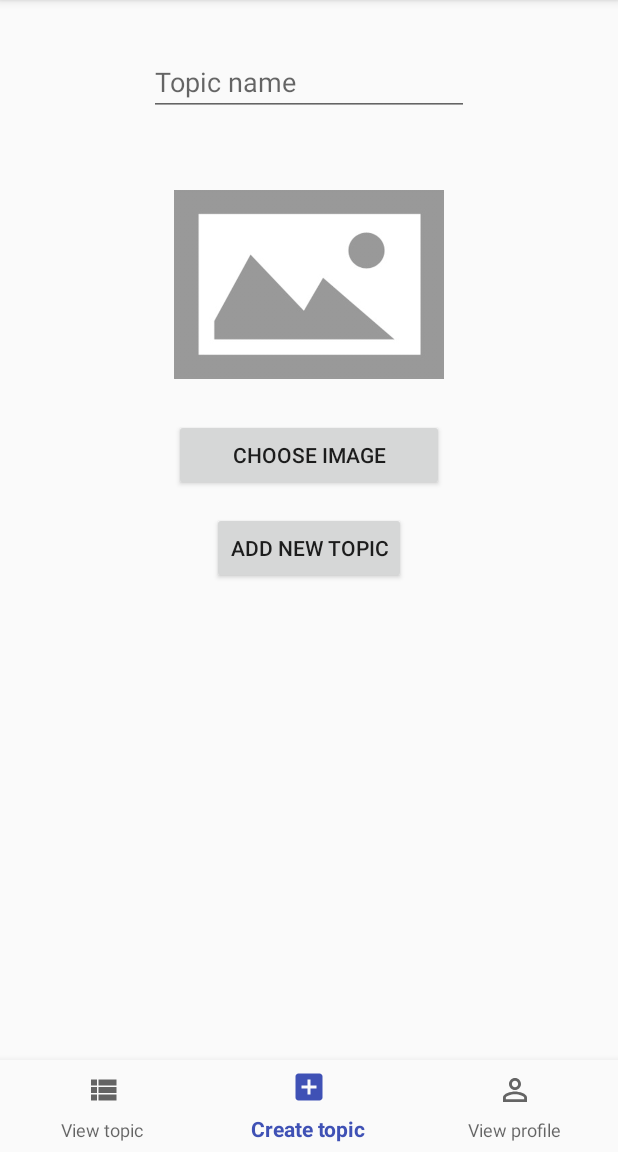
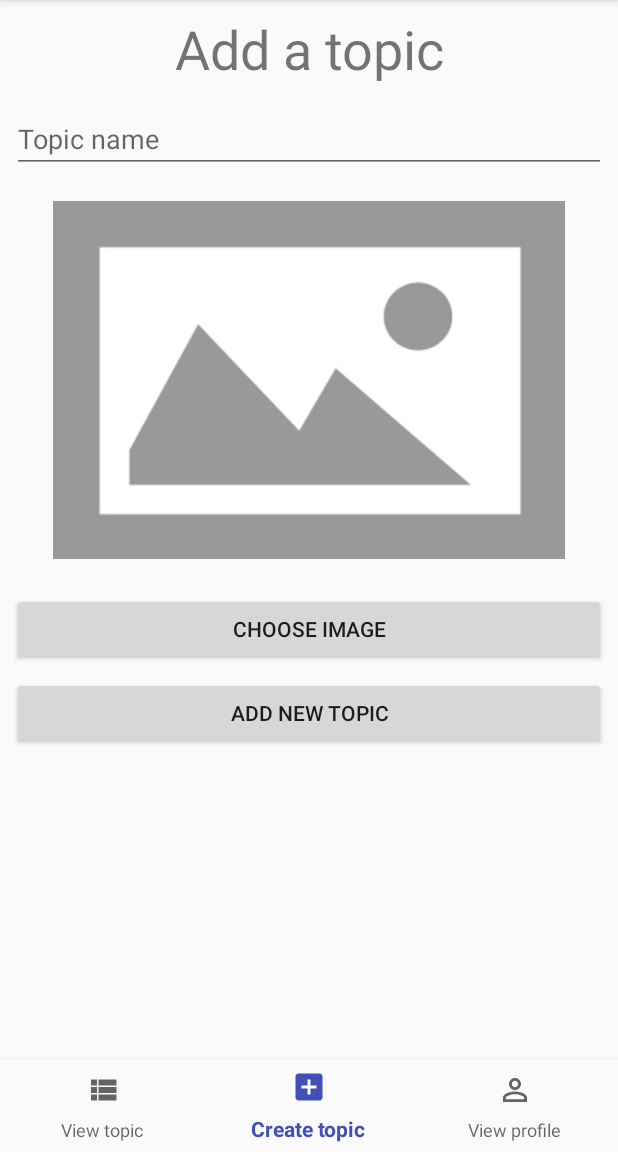
Before and after one commit to Hermanio/android-messenger, an Android app: the screen it shows after launch once a user with an empty profile is signed in (MainActivity), item 2 of the bottom bar chosen, on a phone screen of 412 x 824 dp, the part 84-1236 px from its top. Run offline under Robolectric (Android 15) with nearby library versions, the phone set to English and light mode, and no system bars; our stand-ins replace Firebase (no records; nobody signed in at launch, a user with empty details on screens opened directly); libraries missing offline, so code that uses them is left out: com.firebase.ui.

Commit message:
Added small bug fix

```diff
--- a/Messenger/app/src/main/java/ee/ounapuu/herman/messenger/fragment/CreateTopicFragment.java
+++ b/Messenger/app/src/main/java/ee/ounapuu/herman/messenger/fragment/CreateTopicFragment.java
@@ -118,28 +118,6 @@ public class CreateTopicFragment extends Fragment implements View.OnClickListene
         super.onDestroyView();
     }
 
-    public void chooseImageFromCamera(View view) {
-        Intent takePhotoIntent = new Intent(MediaStore.ACTION_IMAGE_CAPTURE);
-        startActivityForResult(takePhotoIntent, REQUEST_CAMERA);
-        //Toast.makeText(getContext(), "Choosing img from camera", Toast.LENGTH_SHORT).show();
-    }
-
-    public void chooseImageFromGallery(View view) {
-        //Toast.makeText(getContext(), "Choose img from gallery", Toast.LENGTH_SHORT).show();
-
-        if (ContextCompat.checkSelfPermission(getActivity(), Manifest.permission.READ_EXTERNAL_STORAGE) != PackageManager.PERMISSION_GRANTED) {
-            ActivityCompat.requestPermissions(getActivity(), new String[]{Manifest.permission.READ_EXTERNAL_STORAGE}, REQUEST_STORAGE_PERMISSION);
-            openPhotoSelect();
-        } else {
-            openPhotoSelect();
-        }
-
-
-    }
-
-
-    /* Pastebin code example stuff below */
-
     @Override
     public void onRequestPermissionsResult(int requestCode, @NonNull String[] permissions, @NonNull int[] grantResults) {
         if (requestCode == REQUEST_STORAGE_PERMISSION) {
@@ -237,6 +215,16 @@ public class CreateTopicFragment extends Fragment implements View.OnClickListene
     }
 
     private void createNewTopic(final Bitmap image, final String topicName) {
+        if (image == null && topicName.equals("")) {
+            Toast.makeText(getContext(), "Please choose a topic name and image!", Toast.LENGTH_SHORT).show();
+            return;
+        } else if (image == null) {
+            Toast.makeText(getContext(), "Please choose an image!", Toast.LENGTH_SHORT).show();
+            return;
+        } else if (topicName.equals("")) {
+            Toast.makeText(getContext(), "Please choose a topic name!", Toast.LENGTH_SHORT).show();
+            return;
+        }
         dbRef.child("/topics/" + topicName + "/").addListenerForSingleValueEvent(new ValueEventListener() {
             @Override
             public void onDataChange(DataSnapshot dataSnapshot) {
@@ -267,16 +255,7 @@ public class CreateTopicFragment extends Fragment implements View.OnClickListene
                     builder.show();
                 } else {
                     Toast.makeText(getContext(), "does not exist", Toast.LENGTH_SHORT).show();
-                    if (image == null && topicName.equals("")) {
-                        Toast.makeText(getContext(), "Please choose a topic name and image!", Toast.LENGTH_SHORT).show();
-                        return;
-                    } else if (image == null) {
-                        Toast.makeText(getContext(), "Please choose an image!", Toast.LENGTH_SHORT).show();
-                        return;
-                    } else if (topicName.equals("")) {
-                        Toast.makeText(getContext(), "Please choose a topic name!", Toast.LENGTH_SHORT).show();
-                        return;
-                    }
+
                     //todo replace with topic name
                     //Toast.makeText(getContext(), "New topic create start", Toast.LENGTH_SHORT).show();
                     StorageReference uploadImageReference = mStorageRef.child(topicName + ".jpg");
--- a/Messenger/app/src/main/java/ee/ounapuu/herman/messenger/fragment/ViewTopicFragment.java
+++ b/Messenger/app/src/main/java/ee/ounapuu/herman/messenger/fragment/ViewTopicFragment.java
@@ -1,5 +1,6 @@
 package ee.ounapuu.herman.messenger.fragment;
 
+import android.app.Activity;
 import android.app.Fragment;
 import android.content.Intent;
 import android.os.Bundle;
@@ -130,6 +131,9 @@ public class ViewTopicFragment extends Fragment implements View.OnClickListener
                 }
 
                 if (itemname.size() > 0 && itemname != null) {
+                    //todo: look into why this keeps returning null,
+                    //possibly because we are not removing listener from a background fragment?
+                    if (getActivity() != null) {
 
                         adapter = new CustomListAdapter(getActivity(), itemname);
 
@@ -150,6 +154,10 @@ public class ViewTopicFragment extends Fragment implements View.OnClickListener
 
                             }
                         });
+                    } else {
+                        Log.d("errors", "onDataChange: what the hell why is this null");
+                    }
+
                 } else {
                     Log.d("adapter", "no items sent to adapter");
                 }
--- a/Messenger/app/src/main/res/layout/fragment_create_topic.xml
+++ b/Messenger/app/src/main/res/layout/fragment_create_topic.xml
@@ -1,47 +1,80 @@
 <?xml version="1.0" encoding="utf-8"?>
-<RelativeLayout xmlns:android="http://schemas.android.com/apk/res/android"
+<android.support.constraint.ConstraintLayout xmlns:android="http://schemas.android.com/apk/res/android"
+    xmlns:app="http://schemas.android.com/apk/res-auto"
+    xmlns:tools="http://schemas.android.com/tools"
     android:layout_width="match_parent"
     android:layout_height="match_parent"
     android:orientation="vertical">
 
     <EditText
         android:id="@+id/new_topic_name"
-        android:layout_width="wrap_content"
+        android:layout_width="0dp"
         android:layout_height="wrap_content"
-        android:layout_centerHorizontal="true"
-        android:layout_marginTop="32dp"
         android:ems="10"
         android:hint="@string/hint_topic_name"
         android:inputType="textPersonName"
-      />
+        android:layout_marginTop="13dp"
+        android:layout_marginLeft="8dp"
+        app:layout_constraintLeft_toLeftOf="parent"
+        android:layout_marginRight="8dp"
+        app:layout_constraintRight_toRightOf="parent"
+        app:layout_constraintHorizontal_bias="0.0"
+        app:layout_constraintTop_toBottomOf="@+id/textView" />
 
     <ImageView
         android:id="@+id/newTopicImageView"
-        android:layout_width="180dp"
-        android:layout_height="180dp"
-        android:layout_below="@+id/new_topic_name"
-        android:layout_centerHorizontal="true"
-        android:layout_marginTop="22dp"
-        android:src="@drawable/placeholder" />
+        android:layout_width="341dp"
+        android:layout_height="256dp"
+        android:src="@drawable/placeholder"
+        android:layout_marginTop="10dp"
+        app:layout_constraintTop_toBottomOf="@+id/new_topic_name"
+        android:layout_marginLeft="8dp"
+        app:layout_constraintLeft_toLeftOf="parent"
+        android:layout_marginRight="8dp"
+        app:layout_constraintRight_toRightOf="parent"
+        app:layout_constraintHorizontal_bias="0.5" />
 
     <Button
         android:id="@+id/chooseImageButton"
-        android:layout_width="wrap_content"
+        android:layout_width="0dp"
         android:layout_height="wrap_content"
         android:onClick="chooseImageFromCamera"
         android:text="@string/choose_image"
-        android:layout_below="@+id/newTopicImageView"
-        android:layout_alignStart="@+id/newTopicImageView"
-        android:layout_alignEnd="@+id/newTopicImageView" />
+        android:layout_marginTop="14dp"
+        app:layout_constraintTop_toBottomOf="@+id/newTopicImageView"
+        android:layout_marginLeft="8dp"
+        app:layout_constraintLeft_toLeftOf="parent"
+        android:layout_marginRight="8dp"
+        app:layout_constraintRight_toRightOf="parent"
+        app:layout_constraintHorizontal_bias="0.032" />
 
     <Button
         android:id="@+id/button_add_new_topic"
-        android:layout_width="wrap_content"
+        android:layout_width="0dp"
         android:layout_height="wrap_content"
-        android:layout_marginTop="14dp"
+        android:layout_marginLeft="8dp"
+        android:layout_marginRight="8dp"
+        android:layout_marginTop="8dp"
         android:onClick="create"
         android:text="@string/add_new_topic"
-        android:layout_below="@+id/chooseImageButton"
-        android:layout_centerHorizontal="true" />
+        app:layout_constraintLeft_toLeftOf="parent"
+        app:layout_constraintRight_toRightOf="parent"
+        app:layout_constraintTop_toBottomOf="@+id/chooseImageButton"
+        app:layout_constraintHorizontal_bias="1.0" />
 
-</RelativeLayout>
+    <TextView
+        android:id="@+id/textView"
+        android:layout_width="0dp"
+        android:layout_height="wrap_content"
+        android:gravity="center_vertical|center_horizontal"
+        android:text="Add a topic"
+        android:textSize="36sp"
+        android:layout_marginLeft="8dp"
+        app:layout_constraintLeft_toLeftOf="parent"
+        android:layout_marginRight="8dp"
+        app:layout_constraintRight_toRightOf="parent"
+        app:layout_constraintTop_toTopOf="parent"
+        android:layout_marginTop="8dp"
+        app:layout_constraintHorizontal_bias="0.0" />
+
+</android.support.constraint.ConstraintLayout>
```
Lines whose indentation alone changed are shown as unchanged.
